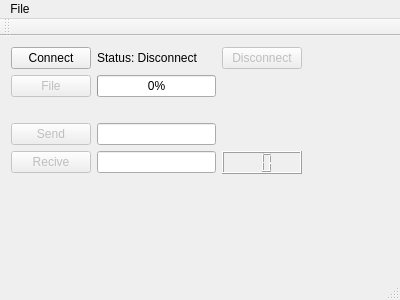
First picture: the form in HOST_QT/mainwindow.ui, repository lisitsynSA/inter, before the edit.
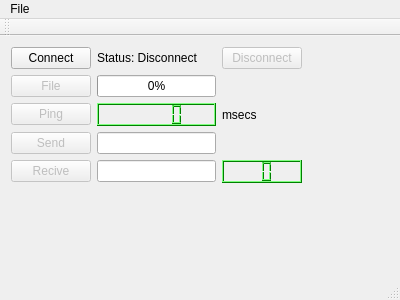
Second picture: the form after the edit.

Commit message: [HOST][FEAT] Added ping

```diff
--- a/HOST_QT/mainwindow.ui
+++ b/HOST_QT/mainwindow.ui
@@ -24,13 +24,6 @@
      </rect>
     </property>
     <layout class="QGridLayout" name="gridLayout">
-     <item row="2" column="1">
-      <widget class="QLabel" name="fileLabel">
-       <property name="text">
-        <string/>
-       </property>
-      </widget>
-     </item>
      <item row="4" column="2">
       <widget class="QLCDNumber" name="recvNumber">
        <property name="maximumSize">
@@ -39,6 +32,421 @@
          <height>50</height>
         </size>
        </property>
+       <property name="palette">
+        <palette>
+         <active>
+          <colorrole role="WindowText">
+           <brush brushstyle="SolidPattern">
+            <color alpha="255">
+             <red>0</red>
+             <green>0</green>
+             <blue>0</blue>
+            </color>
+           </brush>
+          </colorrole>
+          <colorrole role="Button">
+           <brush brushstyle="SolidPattern">
+            <color alpha="255">
+             <red>0</red>
+             <green>255</green>
+             <blue>0</blue>
+            </color>
+           </brush>
+          </colorrole>
+          <colorrole role="Light">
+           <brush brushstyle="SolidPattern">
+            <color alpha="255">
+             <red>127</red>
+             <green>255</green>
+             <blue>127</blue>
+            </color>
+           </brush>
+          </colorrole>
+          <colorrole role="Midlight">
+           <brush brushstyle="SolidPattern">
+            <color alpha="255">
+             <red>63</red>
+             <green>255</green>
+             <blue>63</blue>
+            </color>
+           </brush>
+          </colorrole>
+          <colorrole role="Dark">
+           <brush brushstyle="SolidPattern">
+            <color alpha="255">
+             <red>0</red>
+             <green>127</green>
+             <blue>0</blue>
+            </color>
+           </brush>
+          </colorrole>
+          <colorrole role="Mid">
+           <brush brushstyle="SolidPattern">
+            <color alpha="255">
+             <red>0</red>
+             <green>170</green>
+             <blue>0</blue>
+            </color>
+           </brush>
+          </colorrole>
+          <colorrole role="Text">
+           <brush brushstyle="SolidPattern">
+            <color alpha="255">
+             <red>0</red>
+             <green>0</green>
+             <blue>0</blue>
+            </color>
+           </brush>
+          </colorrole>
+          <colorrole role="BrightText">
+           <brush brushstyle="SolidPattern">
+            <color alpha="255">
+             <red>255</red>
+             <green>255</green>
+             <blue>255</blue>
+            </color>
+           </brush>
+          </colorrole>
+          <colorrole role="ButtonText">
+           <brush brushstyle="SolidPattern">
+            <color alpha="255">
+             <red>0</red>
+             <green>0</green>
+             <blue>0</blue>
+            </color>
+           </brush>
+          </colorrole>
+          <colorrole role="Base">
+           <brush brushstyle="SolidPattern">
+            <color alpha="255">
+             <red>255</red>
+             <green>255</green>
+             <blue>255</blue>
+            </color>
+           </brush>
+          </colorrole>
+          <colorrole role="Window">
+           <brush brushstyle="SolidPattern">
+            <color alpha="255">
+             <red>0</red>
+             <green>255</green>
+             <blue>0</blue>
+            </color>
+           </brush>
+          </colorrole>
+          <colorrole role="Shadow">
+           <brush brushstyle="SolidPattern">
+            <color alpha="255">
+             <red>0</red>
+             <green>0</green>
+             <blue>0</blue>
+            </color>
+           </brush>
+          </colorrole>
+          <colorrole role="AlternateBase">
+           <brush brushstyle="SolidPattern">
+            <color alpha="255">
+             <red>127</red>
+             <green>255</green>
+             <blue>127</blue>
+            </color>
+           </brush>
+          </colorrole>
+          <colorrole role="ToolTipBase">
+           <brush brushstyle="SolidPattern">
+            <color alpha="255">
+             <red>255</red>
+             <green>255</green>
+             <blue>220</blue>
+            </color>
+           </brush>
+          </colorrole>
+          <colorrole role="ToolTipText">
+           <brush brushstyle="SolidPattern">
+            <color alpha="255">
+             <red>0</red>
+             <green>0</green>
+             <blue>0</blue>
+            </color>
+           </brush>
+          </colorrole>
+         </active>
+         <inactive>
+          <colorrole role="WindowText">
+           <brush brushstyle="SolidPattern">
+            <color alpha="255">
+             <red>0</red>
+             <green>0</green>
+             <blue>0</blue>
+            </color>
+           </brush>
+          </colorrole>
+          <colorrole role="Button">
+           <brush brushstyle="SolidPattern">
+            <color alpha="255">
+             <red>0</red>
+             <green>255</green>
+             <blue>0</blue>
+            </color>
+           </brush>
+          </colorrole>
+          <colorrole role="Light">
+           <brush brushstyle="SolidPattern">
+            <color alpha="255">
+             <red>127</red>
+             <green>255</green>
+             <blue>127</blue>
+            </color>
+           </brush>
+          </colorrole>
+          <colorrole role="Midlight">
+           <brush brushstyle="SolidPattern">
+            <color alpha="255">
+             <red>63</red>
+             <green>255</green>
+             <blue>63</blue>
+            </color>
+           </brush>
+          </colorrole>
+          <colorrole role="Dark">
+           <brush brushstyle="SolidPattern">
+            <color alpha="255">
+             <red>0</red>
+             <green>127</green>
+             <blue>0</blue>
+            </color>
+           </brush>
+          </colorrole>
+          <colorrole role="Mid">
+           <brush brushstyle="SolidPattern">
+            <color alpha="255">
+             <red>0</red>
+             <green>170</green>
+             <blue>0</blue>
+            </color>
+           </brush>
+          </colorrole>
+          <colorrole role="Text">
+           <brush brushstyle="SolidPattern">
+            <color alpha="255">
+             <red>0</red>
+             <green>0</green>
+             <blue>0</blue>
+            </color>
+           </brush>
+          </colorrole>
+          <colorrole role="BrightText">
+           <brush brushstyle="SolidPattern">
+            <color alpha="255">
+             <red>255</red>
+             <green>255</green>
+             <blue>255</blue>
+            </color>
+           </brush>
+          </colorrole>
+          <colorrole role="ButtonText">
+           <brush brushstyle="SolidPattern">
+            <color alpha="255">
+             <red>0</red>
+             <green>0</green>
+             <blue>0</blue>
+            </color>
+           </brush>
+          </colorrole>
+          <colorrole role="Base">
+           <brush brushstyle="SolidPattern">
+            <color alpha="255">
+             <red>255</red>
+             <green>255</green>
+             <blue>255</blue>
+            </color>
+           </brush>
+          </colorrole>
+          <colorrole role="Window">
+           <brush brushstyle="SolidPattern">
+            <color alpha="255">
+             <red>0</red>
+             <green>255</green>
+             <blue>0</blue>
+            </color>
+           </brush>
+          </colorrole>
+          <colorrole role="Shadow">
+           <brush brushstyle="SolidPattern">
+            <color alpha="255">
+             <red>0</red>
+             <green>0</green>
+             <blue>0</blue>
+            </color>
+           </brush>
+          </colorrole>
+          <colorrole role="AlternateBase">
+           <brush brushstyle="SolidPattern">
+            <color alpha="255">
+             <red>127</red>
+             <green>255</green>
+             <blue>127</blue>
+            </color>
+           </brush>
+          </colorrole>
+          <colorrole role="ToolTipBase">
+           <brush brushstyle="SolidPattern">
+            <color alpha="255">
+             <red>255</red>
+             <green>255</green>
+             <blue>220</blue>
+            </color>
+           </brush>
+          </colorrole>
+          <colorrole role="ToolTipText">
+           <brush brushstyle="SolidPattern">
+            <color alpha="255">
+             <red>0</red>
+             <green>0</green>
+             <blue>0</blue>
+            </color>
+           </brush>
+          </colorrole>
+         </inactive>
+         <disabled>
+          <colorrole role="WindowText">
+           <brush brushstyle="SolidPattern">
+            <color alpha="255">
+             <red>0</red>
+             <green>127</green>
+             <blue>0</blue>
+            </color>
+           </brush>
+          </colorrole>
+          <colorrole role="Button">
+           <brush brushstyle="SolidPattern">
+            <color alpha="255">
+             <red>0</red>
+             <green>255</green>
+             <blue>0</blue>
+            </color>
+           </brush>
+          </colorrole>
+          <colorrole role="Light">
+           <brush brushstyle="SolidPattern">
+            <color alpha="255">
+             <red>127</red>
+             <green>255</green>
+             <blue>127</blue>
+            </color>
+           </brush>
+          </colorrole>
+          <colorrole role="Midlight">
+           <brush brushstyle="SolidPattern">
+            <color alpha="255">
+             <red>63</red>
+             <green>255</green>
+             <blue>63</blue>
+            </color>
+           </brush>
+          </colorrole>
+          <colorrole role="Dark">
+           <brush brushstyle="SolidPattern">
+            <color alpha="255">
+             <red>0</red>
+             <green>127</green>
+             <blue>0</blue>
+            </color>
+           </brush>
+          </colorrole>
+          <colorrole role="Mid">
+           <brush brushstyle="SolidPattern">
+            <color alpha="255">
+             <red>0</red>
+             <green>170</green>
+             <blue>0</blue>
+            </color>
+           </brush>
+          </colorrole>
+          <colorrole role="Text">
+           <brush brushstyle="SolidPattern">
+            <color alpha="255">
+             <red>0</red>
+             <green>127</green>
+             <blue>0</blue>
+            </color>
+           </brush>
+          </colorrole>
+          <colorrole role="BrightText">
+           <brush brushstyle="SolidPattern">
+            <color alpha="255">
+             <red>255</red>
+             <green>255</green>
+             <blue>255</blue>
+            </color>
+           </brush>
+          </colorrole>
+          <colorrole role="ButtonText">
+           <brush brushstyle="SolidPattern">
+            <color alpha="255">
+             <red>0</red>
+             <green>127</green>
+             <blue>0</blue>
+            </color>
+           </brush>
+          </colorrole>
+          <colorrole role="Base">
+           <brush brushstyle="SolidPattern">
+            <color alpha="255">
+             <red>0</red>
+             <green>255</green>
+             <blue>0</blue>
+            </color>
+           </brush>
+          </colorrole>
+          <colorrole role="Window">
+           <brush brushstyle="SolidPattern">
+            <color alpha="255">
+             <red>0</red>
+             <green>255</green>
+             <blue>0</blue>
+            </color>
+           </brush>
+          </colorrole>
+          <colorrole role="Shadow">
+           <brush brushstyle="SolidPattern">
+            <color alpha="255">
+             <red>0</red>
+             <green>0</green>
+             <blue>0</blue>
+            </color>
+           </brush>
+          </colorrole>
+          <colorrole role="AlternateBase">
+           <brush brushstyle="SolidPattern">
+            <color alpha="255">
+             <red>0</red>
+             <green>255</green>
+             <blue>0</blue>
+            </color>
+           </brush>
+          </colorrole>
+          <colorrole role="ToolTipBase">
+           <brush brushstyle="SolidPattern">
+            <color alpha="255">
+             <red>255</red>
+             <green>255</green>
+             <blue>220</blue>
+            </color>
+           </brush>
+          </colorrole>
+          <colorrole role="ToolTipText">
+           <brush brushstyle="SolidPattern">
+            <color alpha="255">
+             <red>0</red>
+             <green>0</green>
+             <blue>0</blue>
+            </color>
+           </brush>
+          </colorrole>
+         </disabled>
+        </palette>
+       </property>
        <property name="digitCount">
         <number>2</number>
        </property>
@@ -162,6 +570,449 @@
        </property>
       </widget>
      </item>
+     <item row="1" column="2">
+      <widget class="QLabel" name="fileLabel">
+       <property name="text">
+        <string/>
+       </property>
+      </widget>
+     </item>
+     <item row="2" column="0">
+      <widget class="QPushButton" name="pingButton">
+       <property name="enabled">
+        <bool>false</bool>
+       </property>
+       <property name="text">
+        <string>Ping</string>
+       </property>
+      </widget>
+     </item>
+     <item row="2" column="1">
+      <widget class="QLCDNumber" name="pingNumber">
+       <property name="palette">
+        <palette>
+         <active>
+          <colorrole role="WindowText">
+           <brush brushstyle="SolidPattern">
+            <color alpha="255">
+             <red>0</red>
+             <green>0</green>
+             <blue>0</blue>
+            </color>
+           </brush>
+          </colorrole>
+          <colorrole role="Button">
+           <brush brushstyle="SolidPattern">
+            <color alpha="255">
+             <red>0</red>
+             <green>255</green>
+             <blue>0</blue>
+            </color>
+           </brush>
+          </colorrole>
+          <colorrole role="Light">
+           <brush brushstyle="SolidPattern">
+            <color alpha="255">
+             <red>127</red>
+             <green>255</green>
+             <blue>127</blue>
+            </color>
+           </brush>
+          </colorrole>
+          <colorrole role="Midlight">
+           <brush brushstyle="SolidPattern">
+            <color alpha="255">
+             <red>63</red>
+             <green>255</green>
+             <blue>63</blue>
+            </color>
+           </brush>
+          </colorrole>
+          <colorrole role="Dark">
+           <brush brushstyle="SolidPattern">
+            <color alpha="255">
+             <red>0</red>
+             <green>127</green>
+             <blue>0</blue>
+            </color>
+           </brush>
+          </colorrole>
+          <colorrole role="Mid">
+           <brush brushstyle="SolidPattern">
+            <color alpha="255">
+             <red>0</red>
+             <green>170</green>
+             <blue>0</blue>
+            </color>
+           </brush>
+          </colorrole>
+          <colorrole role="Text">
+           <brush brushstyle="SolidPattern">
+            <color alpha="255">
+             <red>0</red>
+             <green>0</green>
+             <blue>0</blue>
+            </color>
+           </brush>
+          </colorrole>
+          <colorrole role="BrightText">
+           <brush brushstyle="SolidPattern">
+            <color alpha="255">
+             <red>255</red>
+             <green>255</green>
+             <blue>255</blue>
+            </color>
+           </brush>
+          </colorrole>
+          <colorrole role="ButtonText">
+           <brush brushstyle="SolidPattern">
+            <color alpha="255">
+             <red>0</red>
+             <green>0</green>
+             <blue>0</blue>
+            </color>
+           </brush>
+          </colorrole>
+          <colorrole role="Base">
+           <brush brushstyle="SolidPattern">
+            <color alpha="255">
+             <red>255</red>
+             <green>255</green>
+             <blue>255</blue>
+            </color>
+           </brush>
+          </colorrole>
+          <colorrole role="Window">
+           <brush brushstyle="SolidPattern">
+            <color alpha="255">
+             <red>0</red>
+             <green>255</green>
+             <blue>0</blue>
+            </color>
+           </brush>
+          </colorrole>
+          <colorrole role="Shadow">
+           <brush brushstyle="SolidPattern">
+            <color alpha="255">
+             <red>0</red>
+             <green>0</green>
+             <blue>0</blue>
+            </color>
+           </brush>
+          </colorrole>
+          <colorrole role="AlternateBase">
+           <brush brushstyle="SolidPattern">
+            <color alpha="255">
+             <red>127</red>
+             <green>255</green>
+             <blue>127</blue>
+            </color>
+           </brush>
+          </colorrole>
+          <colorrole role="ToolTipBase">
+           <brush brushstyle="SolidPattern">
+            <color alpha="255">
+             <red>255</red>
+             <green>255</green>
+             <blue>220</blue>
+            </color>
+           </brush>
+          </colorrole>
+          <colorrole role="ToolTipText">
+           <brush brushstyle="SolidPattern">
+            <color alpha="255">
+             <red>0</red>
+             <green>0</green>
+             <blue>0</blue>
+            </color>
+           </brush>
+          </colorrole>
+         </active>
+         <inactive>
+          <colorrole role="WindowText">
+           <brush brushstyle="SolidPattern">
+            <color alpha="255">
+             <red>0</red>
+             <green>0</green>
+             <blue>0</blue>
+            </color>
+           </brush>
+          </colorrole>
+          <colorrole role="Button">
+           <brush brushstyle="SolidPattern">
+            <color alpha="255">
+             <red>0</red>
+             <green>255</green>
+             <blue>0</blue>
+            </color>
+           </brush>
+          </colorrole>
+          <colorrole role="Light">
+           <brush brushstyle="SolidPattern">
+            <color alpha="255">
+             <red>127</red>
+             <green>255</green>
+             <blue>127</blue>
+            </color>
+           </brush>
+          </colorrole>
+          <colorrole role="Midlight">
+           <brush brushstyle="SolidPattern">
+            <color alpha="255">
+             <red>63</red>
+             <green>255</green>
+             <blue>63</blue>
+            </color>
+           </brush>
+          </colorrole>
+          <colorrole role="Dark">
+           <brush brushstyle="SolidPattern">
+            <color alpha="255">
+             <red>0</red>
+             <green>127</green>
+             <blue>0</blue>
+            </color>
+           </brush>
+          </colorrole>
+          <colorrole role="Mid">
+           <brush brushstyle="SolidPattern">
+            <color alpha="255">
+             <red>0</red>
+             <green>170</green>
+             <blue>0</blue>
+            </color>
+           </brush>
+          </colorrole>
+          <colorrole role="Text">
+           <brush brushstyle="SolidPattern">
+            <color alpha="255">
+             <red>0</red>
+             <green>0</green>
+             <blue>0</blue>
+            </color>
+           </brush>
+          </colorrole>
+          <colorrole role="BrightText">
+           <brush brushstyle="SolidPattern">
+            <color alpha="255">
+             <red>255</red>
+             <green>255</green>
+             <blue>255</blue>
+            </color>
+           </brush>
+          </colorrole>
+          <colorrole role="ButtonText">
+           <brush brushstyle="SolidPattern">
+            <color alpha="255">
+             <red>0</red>
+             <green>0</green>
+             <blue>0</blue>
+            </color>
+           </brush>
+          </colorrole>
+          <colorrole role="Base">
+           <brush brushstyle="SolidPattern">
+            <color alpha="255">
+             <red>255</red>
+             <green>255</green>
+             <blue>255</blue>
+            </color>
+           </brush>
+          </colorrole>
+          <colorrole role="Window">
+           <brush brushstyle="SolidPattern">
+            <color alpha="255">
+             <red>0</red>
+             <green>255</green>
+             <blue>0</blue>
+            </color>
+           </brush>
+          </colorrole>
+          <colorrole role="Shadow">
+           <brush brushstyle="SolidPattern">
+            <color alpha="255">
+             <red>0</red>
+             <green>0</green>
+             <blue>0</blue>
+            </color>
+           </brush>
+          </colorrole>
+          <colorrole role="AlternateBase">
+           <brush brushstyle="SolidPattern">
+            <color alpha="255">
+             <red>127</red>
+             <green>255</green>
+             <blue>127</blue>
+            </color>
+           </brush>
+          </colorrole>
+          <colorrole role="ToolTipBase">
+           <brush brushstyle="SolidPattern">
+            <color alpha="255">
+             <red>255</red>
+             <green>255</green>
+             <blue>220</blue>
+            </color>
+           </brush>
+          </colorrole>
+          <colorrole role="ToolTipText">
+           <brush brushstyle="SolidPattern">
+            <color alpha="255">
+             <red>0</red>
+             <green>0</green>
+             <blue>0</blue>
+            </color>
+           </brush>
+          </colorrole>
+         </inactive>
+         <disabled>
+          <colorrole role="WindowText">
+           <brush brushstyle="SolidPattern">
+            <color alpha="255">
+             <red>0</red>
+             <green>127</green>
+             <blue>0</blue>
+            </color>
+           </brush>
+          </colorrole>
+          <colorrole role="Button">
+           <brush brushstyle="SolidPattern">
+            <color alpha="255">
+             <red>0</red>
+             <green>255</green>
+             <blue>0</blue>
+            </color>
+           </brush>
+          </colorrole>
+          <colorrole role="Light">
+           <brush brushstyle="SolidPattern">
+            <color alpha="255">
+             <red>127</red>
+             <green>255</green>
+             <blue>127</blue>
+            </color>
+           </brush>
+          </colorrole>
+          <colorrole role="Midlight">
+           <brush brushstyle="SolidPattern">
+            <color alpha="255">
+             <red>63</red>
+             <green>255</green>
+             <blue>63</blue>
+            </color>
+           </brush>
+          </colorrole>
+          <colorrole role="Dark">
+           <brush brushstyle="SolidPattern">
+            <color alpha="255">
+             <red>0</red>
+             <green>127</green>
+             <blue>0</blue>
+            </color>
+           </brush>
+          </colorrole>
+          <colorrole role="Mid">
+           <brush brushstyle="SolidPattern">
+            <color alpha="255">
+             <red>0</red>
+             <green>170</green>
+             <blue>0</blue>
+            </color>
+           </brush>
+          </colorrole>
+          <colorrole role="Text">
+           <brush brushstyle="SolidPattern">
+            <color alpha="255">
+             <red>0</red>
+             <green>127</green>
+             <blue>0</blue>
+            </color>
+           </brush>
+          </colorrole>
+          <colorrole role="BrightText">
+           <brush brushstyle="SolidPattern">
+            <color alpha="255">
+             <red>255</red>
+             <green>255</green>
+             <blue>255</blue>
+            </color>
+           </brush>
+          </colorrole>
+          <colorrole role="ButtonText">
+           <brush brushstyle="SolidPattern">
+            <color alpha="255">
+             <red>0</red>
+             <green>127</green>
+             <blue>0</blue>
+            </color>
+           </brush>
+          </colorrole>
+          <colorrole role="Base">
+           <brush brushstyle="SolidPattern">
+            <color alpha="255">
+             <red>0</red>
+             <green>255</green>
+             <blue>0</blue>
+            </color>
+           </brush>
+          </colorrole>
+          <colorrole role="Window">
+           <brush brushstyle="SolidPattern">
+            <color alpha="255">
+             <red>0</red>
+             <green>255</green>
+             <blue>0</blue>
+            </color>
+           </brush>
+          </colorrole>
+          <colorrole role="Shadow">
+           <brush brushstyle="SolidPattern">
+            <color alpha="255">
+             <red>0</red>
+             <green>0</green>
+             <blue>0</blue>
+            </color>
+           </brush>
+          </colorrole>
+          <colorrole role="AlternateBase">
+           <brush brushstyle="SolidPattern">
+            <color alpha="255">
+             <red>0</red>
+             <green>255</green>
+             <blue>0</blue>
+            </color>
+           </brush>
+          </colorrole>
+          <colorrole role="ToolTipBase">
+           <brush brushstyle="SolidPattern">
+            <color alpha="255">
+             <red>255</red>
+             <green>255</green>
+             <blue>220</blue>
+            </color>
+           </brush>
+          </colorrole>
+          <colorrole role="ToolTipText">
+           <brush brushstyle="SolidPattern">
+            <color alpha="255">
+             <red>0</red>
+             <green>0</green>
+             <blue>0</blue>
+            </color>
+           </brush>
+          </colorrole>
+         </disabled>
+        </palette>
+       </property>
+      </widget>
+     </item>
+     <item row="2" column="2">
+      <widget class="QLabel" name="label">
+       <property name="text">
+        <string>msecs</string>
+       </property>
+      </widget>
+     </item>
     </layout>
    </widget>
   </widget>
```
The commit also changes 2 other files.
